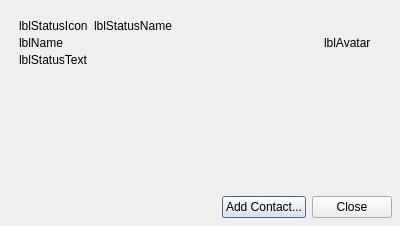
The window that src/plugins/metacontacts/metaprofiledialog.ui (silvansky/Contacts) describes before a commit, drawn with Qt 5.
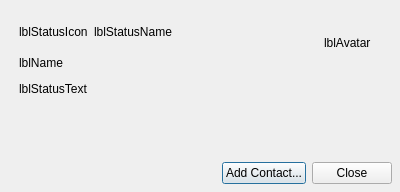
The same window after the commit. Custom widgets are drawn as their Qt base class.

```diff
--- a/src/plugins/metacontacts/metaprofiledialog.ui
+++ b/src/plugins/metacontacts/metaprofiledialog.ui
@@ -7,7 +7,7 @@
     <x>0</x>
     <y>0</y>
     <width>400</width>
-    <height>226</height>
+    <height>192</height>
    </rect>
   </property>
   <property name="minimumSize">
@@ -25,6 +25,9 @@
   <property name="windowTitle">
    <string>Information</string>
   </property>
+  <property name="styleSheet">
+   <string notr="true"/>
+  </property>
   <layout class="QVBoxLayout" name="verticalLayout">
    <property name="spacing">
     <number>10</number>
@@ -37,20 +40,34 @@
      <property name="frameShadow">
       <enum>QFrame::Plain</enum>
      </property>
-     <layout class="QVBoxLayout" name="verticalLayout_2">
+     <layout class="QVBoxLayout" name="verticalLayout_2" stretch="0,0,2">
       <property name="spacing">
        <number>10</number>
       </property>
       <property name="rightMargin">
        <number>20</number>
       </property>
+      <property name="bottomMargin">
+       <number>0</number>
+      </property>
       <item>
-       <layout class="QGridLayout" name="gridLayout">
-        <property name="verticalSpacing">
-         <number>3</number>
+       <layout class="QHBoxLayout" name="topLayout">
+        <property name="sizeConstraint">
+         <enum>QLayout::SetFixedSize</enum>
         </property>
-        <item row="0" column="0">
-         <layout class="QHBoxLayout" name="horizontalLayout">
+        <property name="topMargin">
+         <number>0</number>
+        </property>
+        <property name="bottomMargin">
+         <number>0</number>
+        </property>
+        <item>
+         <layout class="QVBoxLayout" name="infoLayout">
+          <property name="bottomMargin">
+           <number>0</number>
+          </property>
+          <item>
+           <layout class="QHBoxLayout" name="statusLayout">
           <item>
            <widget class="QLabel" name="lblStatusIcon">
             <property name="text">
@@ -76,32 +93,7 @@
           </item>
          </layout>
         </item>
-        <item row="0" column="1" rowspan="3">
-         <widget class="QLabel" name="lblAvatar">
-          <property name="sizePolicy">
-           <sizepolicy hsizetype="Fixed" vsizetype="Fixed">
-            <horstretch>0</horstretch>
-            <verstretch>0</verstretch>
-           </sizepolicy>
-          </property>
-          <property name="minimumSize">
-           <size>
-            <width>48</width>
-            <height>48</height>
-           </size>
-          </property>
-          <property name="maximumSize">
-           <size>
-            <width>48</width>
-            <height>48</height>
-           </size>
-          </property>
-          <property name="text">
-           <string notr="true">lblAvatar</string>
-          </property>
-         </widget>
-        </item>
-        <item row="1" column="0">
+          <item>
          <widget class="CustomLabel" name="lblName">
           <property name="cursor">
            <cursorShape>IBeamCursor</cursorShape>
@@ -117,10 +109,10 @@
           </property>
          </widget>
         </item>
-        <item row="2" column="0">
+          <item>
          <widget class="CustomLabel" name="lblStatusText">
           <property name="sizePolicy">
-           <sizepolicy hsizetype="Expanding" vsizetype="Preferred">
+             <sizepolicy hsizetype="Expanding" vsizetype="Minimum">
             <horstretch>0</horstretch>
             <verstretch>0</verstretch>
            </sizepolicy>
@@ -131,6 +123,12 @@
           <property name="text">
            <string notr="true">lblStatusText</string>
           </property>
+            <property name="textFormat">
+             <enum>Qt::PlainText</enum>
+            </property>
+            <property name="alignment">
+             <set>Qt::AlignLeading|Qt::AlignLeft|Qt::AlignTop</set>
+            </property>
           <property name="wordWrap">
            <bool>true</bool>
           </property>
@@ -142,28 +140,75 @@
        </layout>
       </item>
       <item>
-       <widget class="QScrollArea" name="scaContacts">
-        <property name="frameShape">
-         <enum>QFrame::NoFrame</enum>
-        </property>
-        <property name="horizontalScrollBarPolicy">
-         <enum>Qt::ScrollBarAlwaysOff</enum>
-        </property>
-        <property name="widgetResizable">
-         <bool>true</bool>
-        </property>
-        <widget class="QWidget" name="sawContents">
-         <property name="geometry">
-          <rect>
-           <x>0</x>
-           <y>0</y>
-           <width>352</width>
-           <height>76</height>
-          </rect>
-         </property>
-        </widget>
+         <layout class="QVBoxLayout" name="avatarLayout">
+          <property name="margin">
+           <number>0</number>
+          </property>
+          <item>
+           <widget class="QLabel" name="lblAvatar">
+            <property name="sizePolicy">
+             <sizepolicy hsizetype="Fixed" vsizetype="Fixed">
+              <horstretch>0</horstretch>
+              <verstretch>0</verstretch>
+             </sizepolicy>
+            </property>
+            <property name="minimumSize">
+             <size>
+              <width>48</width>
+              <height>48</height>
+             </size>
+            </property>
+            <property name="maximumSize">
+             <size>
+              <width>48</width>
+              <height>48</height>
+             </size>
+            </property>
+            <property name="text">
+             <string notr="true">lblAvatar</string>
+            </property>
+           </widget>
+          </item>
+          <item>
+           <spacer name="avatarSpacer">
+            <property name="orientation">
+             <enum>Qt::Vertical</enum>
+            </property>
+            <property name="sizeHint" stdset="0">
+             <size>
+              <width>20</width>
+              <height>40</height>
+             </size>
+            </property>
+           </spacer>
+          </item>
+         </layout>
+        </item>
+       </layout>
+      </item>
+      <item>
+       <widget class="QWidget" name="sawContents" native="true">
+        <property name="sizePolicy">
+         <sizepolicy hsizetype="Expanding" vsizetype="Expanding">
+          <horstretch>0</horstretch>
+          <verstretch>0</verstretch>
+         </sizepolicy>
+        </property>
        </widget>
       </item>
+      <item>
+       <spacer name="verticalSpacer">
+        <property name="orientation">
+         <enum>Qt::Vertical</enum>
+        </property>
+        <property name="sizeHint" stdset="0">
+         <size>
+          <width>0</width>
+          <height>0</height>
+         </size>
+        </property>
+       </spacer>
+      </item>
      </layout>
     </widget>
    </item>
```
Left out of the diff: 3 changed lines with no effect on the pictures. Lines whose indentation alone changed are shown as unchanged.
